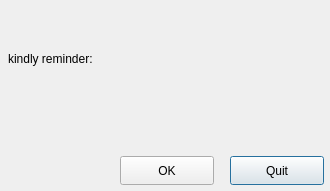
Above: src/fcitxwarndialog.ui from UbuntuKylin/youker-assistant before the change. Below: the same form after it.
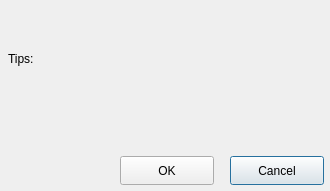
That is the form after the change. Icons and pictures are not drawn.

```diff
--- a/src/fcitxwarndialog.ui
+++ b/src/fcitxwarndialog.ui
@@ -27,7 +27,7 @@
 font: 11pt &quot;文泉驿微米黑&quot;;</string>
    </property>
    <property name="text">
-    <string>Quit</string>
+    <string>Cancel</string>
    </property>
   </widget>
   <widget class="QPushButton" name="okButton">
@@ -70,7 +70,7 @@
     </rect>
    </property>
    <property name="text">
-    <string>&lt;html&gt;&lt;head/&gt;&lt;body&gt;&lt;p&gt;kindly reminder:&lt;/p&gt;&lt;/body&gt;&lt;/html&gt;</string>
+    <string>&lt;html&gt;&lt;head/&gt;&lt;body&gt;&lt;p&gt;Tips:&lt;/p&gt;&lt;/body&gt;&lt;/html&gt;</string>
    </property>
   </widget>
   <widget class="QFrame" name="frame">
```
